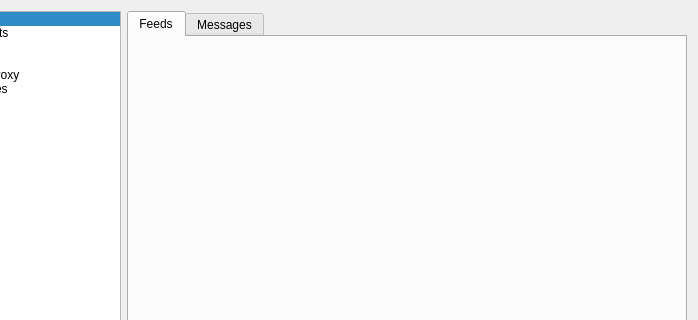
martinrotter/rssguard, file src/gui/formsettings.ui: the form before one commit; both pictures show x 110 to 808 and y 0 to 320 of the 808 by 410 pixel window.
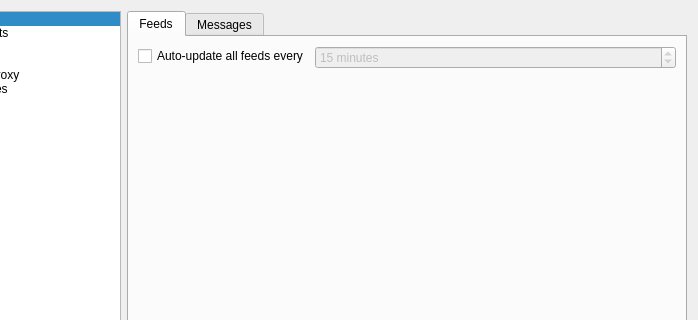
The form after the commit. The open tabs and pages were chosen to show the change. Custom widgets are drawn as their Qt base class.

```diff
--- a/src/gui/formsettings.ui
+++ b/src/gui/formsettings.ui
@@ -754,6 +754,34 @@
           <attribute name="title">
            <string>Feeds</string>
           </attribute>
+          <layout class="QFormLayout" name="formLayout_10">
+           <item row="0" column="0">
+            <widget class="QCheckBox" name="m_checkAutoUpdate">
+             <property name="text">
+              <string>Auto-update all feeds every</string>
+             </property>
+            </widget>
+           </item>
+           <item row="0" column="1">
+            <widget class="QSpinBox" name="m_spinAutoUpdateInterval">
+             <property name="enabled">
+              <bool>false</bool>
+             </property>
+             <property name="suffix">
+              <string> minutes</string>
+             </property>
+             <property name="minimum">
+              <number>5</number>
+             </property>
+             <property name="maximum">
+              <number>240</number>
+             </property>
+             <property name="value">
+              <number>15</number>
+             </property>
+            </widget>
+           </item>
+          </layout>
          </widget>
          <widget class="QWidget" name="m_tabMessages">
           <attribute name="title">
```
Left out of the diff: 18 changed lines with no effect on the pictures.
